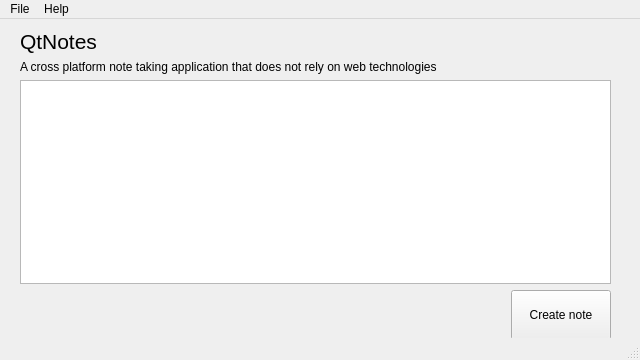
First picture: the form in mainwindow.ui, repository DoodlesEpic/dNotes, before the edit.
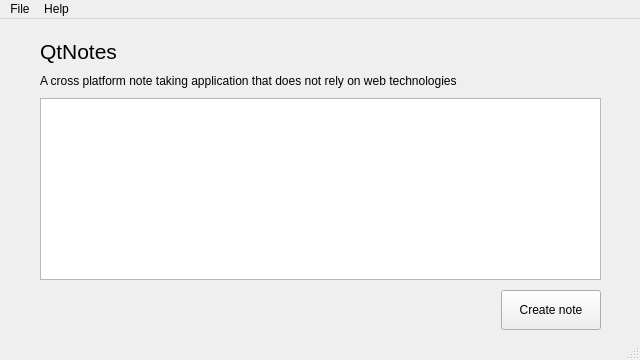
Second picture: the form after the edit.

Commit message: More spacing and word wrap

What changed in the file:
```diff
--- a/mainwindow.ui
+++ b/mainwindow.ui
@@ -25,19 +25,19 @@
     </property>
     <layout class="QVBoxLayout" name="verticalLayout">
      <property name="spacing">
-      <number>6</number>
+      <number>10</number>
      </property>
      <property name="leftMargin">
-      <number>10</number>
+      <number>30</number>
      </property>
      <property name="topMargin">
-      <number>0</number>
+      <number>10</number>
      </property>
      <property name="rightMargin">
-      <number>20</number>
+      <number>30</number>
      </property>
      <property name="bottomMargin">
-      <number>0</number>
+      <number>10</number>
      </property>
      <item>
       <widget class="QLabel" name="title">
@@ -49,6 +49,9 @@
        <property name="text">
         <string>QtNotes</string>
        </property>
+       <property name="wordWrap">
+        <bool>true</bool>
+       </property>
       </widget>
      </item>
      <item>
@@ -56,6 +59,9 @@
        <property name="text">
         <string>A cross platform note taking application that does not rely on web technologies</string>
        </property>
+       <property name="wordWrap">
+        <bool>true</bool>
+       </property>
       </widget>
      </item>
      <item>
@@ -72,7 +78,7 @@
        <property name="minimumSize">
         <size>
          <width>100</width>
-         <height>50</height>
+         <height>40</height>
         </size>
        </property>
        <property name="text">
```
